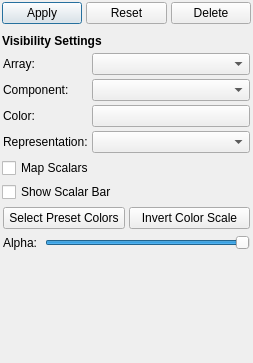
Above: SIMPLVtkLib/QtWidgets/UI_Files/VSInfoWidget.ui from tplatt77/SIMPLVtkLib before the change. Below: the same form after it.
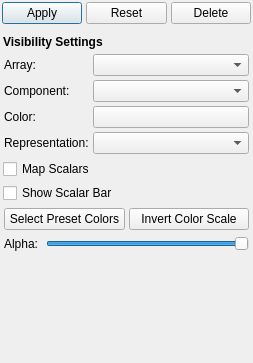
That is the form after the change. Custom widgets are drawn as their Qt base class.

Commit message: VSInfoWidget will now display and update the transform widget when there is a filter but not valid VSFilterViewSettings.

```diff
--- a/SIMPLVtkLib/QtWidgets/UI_Files/VSInfoWidget.ui
+++ b/SIMPLVtkLib/QtWidgets/UI_Files/VSInfoWidget.ui
@@ -118,7 +118,7 @@
      <property name="widgetResizable">
       <bool>true</bool>
      </property>
-     <widget class="QWidget" name="viewSettingsWidget">
+     <widget class="QWidget" name="viewSettingsContainer">
       <property name="geometry">
        <rect>
         <x>0</x>
@@ -149,6 +149,95 @@
        <property name="spacing">
         <number>4</number>
        </property>
+       <item row="4" column="0">
+        <spacer name="verticalSpacer">
+         <property name="orientation">
+          <enum>Qt::Vertical</enum>
+         </property>
+         <property name="sizeHint" stdset="0">
+          <size>
+           <width>20</width>
+           <height>143</height>
+          </size>
+         </property>
+        </spacer>
+       </item>
+       <item row="2" column="0">
+        <widget class="QWidget" name="viewSettingsWidget" native="true">
+         <property name="sizePolicy">
+          <sizepolicy hsizetype="Preferred" vsizetype="Preferred">
+           <horstretch>0</horstretch>
+           <verstretch>0</verstretch>
+          </sizepolicy>
+         </property>
+         <property name="minimumSize">
+          <size>
+           <width>0</width>
+           <height>0</height>
+          </size>
+         </property>
+         <layout class="QGridLayout" name="settingsLayout">
+          <property name="leftMargin">
+           <number>1</number>
+          </property>
+          <property name="topMargin">
+           <number>1</number>
+          </property>
+          <property name="rightMargin">
+           <number>1</number>
+          </property>
+          <property name="bottomMargin">
+           <number>1</number>
+          </property>
+          <property name="spacing">
+           <number>4</number>
+          </property>
+          <item row="0" column="0">
+           <widget class="QWidget" name="filterWidgetContainer" native="true">
+            <property name="sizePolicy">
+             <sizepolicy hsizetype="Preferred" vsizetype="Preferred">
+              <horstretch>0</horstretch>
+              <verstretch>0</verstretch>
+             </sizepolicy>
+            </property>
+            <property name="minimumSize">
+             <size>
+              <width>0</width>
+              <height>0</height>
+             </size>
+            </property>
+            <layout class="QGridLayout" name="filterWidgetLayout">
+             <property name="leftMargin">
+              <number>0</number>
+             </property>
+             <property name="topMargin">
+              <number>0</number>
+             </property>
+             <property name="rightMargin">
+              <number>0</number>
+             </property>
+             <property name="bottomMargin">
+              <number>0</number>
+             </property>
+             <property name="spacing">
+              <number>4</number>
+             </property>
+            </layout>
+           </widget>
+          </item>
+          <item row="1" column="0">
+           <widget class="QLabel" name="visibilityTopicLabel">
+            <property name="font">
+             <font>
+              <weight>75</weight>
+              <bold>true</bold>
+             </font>
+            </property>
+            <property name="text">
+             <string>Visibility Settings</string>
+            </property>
+           </widget>
+          </item>
        <item row="2" column="0">
         <widget class="QWidget" name="arrayVisibilityWidget" native="true">
          <layout class="QGridLayout" name="gridLayout_8">
@@ -258,7 +347,24 @@
          </layout>
         </widget>
        </item>
-       <item row="6" column="0">
+          <item row="3" column="0">
+           <widget class="QCheckBox" name="mapScalarsCheckBox">
+            <property name="text">
+             <string>Map Scalars</string>
+            </property>
+            <property name="tristate">
+             <bool>true</bool>
+            </property>
+           </widget>
+          </item>
+          <item row="4" column="0">
+           <widget class="QCheckBox" name="showScalarBarCheckBox">
+            <property name="text">
+             <string>Show Scalar Bar</string>
+            </property>
+           </widget>
+          </item>
+          <item row="5" column="0">
         <widget class="QWidget" name="colorPresetWidget" native="true">
          <layout class="QGridLayout" name="gridLayout_9">
           <property name="leftMargin">
@@ -293,83 +399,7 @@
          </layout>
         </widget>
        </item>
-       <item row="0" column="0">
-        <widget class="QWidget" name="filterWidgetContainer" native="true">
-         <property name="sizePolicy">
-          <sizepolicy hsizetype="Preferred" vsizetype="Preferred">
-           <horstretch>0</horstretch>
-           <verstretch>0</verstretch>
-          </sizepolicy>
-         </property>
-         <property name="minimumSize">
-          <size>
-           <width>0</width>
-           <height>0</height>
-          </size>
-         </property>
-         <layout class="QGridLayout" name="filterWidgetLayout">
-          <property name="leftMargin">
-           <number>0</number>
-          </property>
-          <property name="topMargin">
-           <number>0</number>
-          </property>
-          <property name="rightMargin">
-           <number>0</number>
-          </property>
-          <property name="bottomMargin">
-           <number>0</number>
-          </property>
-          <property name="spacing">
-           <number>4</number>
-          </property>
-         </layout>
-        </widget>
-       </item>
-       <item row="9" column="0">
-        <spacer name="verticalSpacer">
-         <property name="orientation">
-          <enum>Qt::Vertical</enum>
-         </property>
-         <property name="sizeHint" stdset="0">
-          <size>
-           <width>20</width>
-           <height>143</height>
-          </size>
-         </property>
-        </spacer>
-       </item>
-       <item row="4" column="0">
-        <widget class="QCheckBox" name="mapScalarsCheckBox">
-         <property name="text">
-          <string>Map Scalars</string>
-         </property>
-         <property name="tristate">
-          <bool>true</bool>
-         </property>
-        </widget>
-       </item>
-       <item row="1" column="0">
-        <widget class="QLabel" name="visibilityTopicLabel">
-         <property name="font">
-          <font>
-           <weight>75</weight>
-           <bold>true</bold>
-          </font>
-         </property>
-         <property name="text">
-          <string>Visibility Settings</string>
-         </property>
-        </widget>
-       </item>
-       <item row="5" column="0">
-        <widget class="QCheckBox" name="showScalarBarCheckBox">
-         <property name="text">
-          <string>Show Scalar Bar</string>
-         </property>
-        </widget>
-       </item>
-       <item row="7" column="0">
+          <item row="6" column="0">
         <widget class="QWidget" name="transparencyWidget" native="true">
          <layout class="QGridLayout" name="gridLayout_10">
           <property name="leftMargin">
@@ -410,7 +440,10 @@
          </layout>
         </widget>
        </item>
-       <item row="8" column="0">
+         </layout>
+        </widget>
+       </item>
+       <item row="3" column="0">
         <widget class="VSTransformWidget" name="transformWidget" native="true"/>
        </item>
       </layout>
```
Lines whose indentation alone changed are shown as unchanged. The commit also changes 1 other file.
